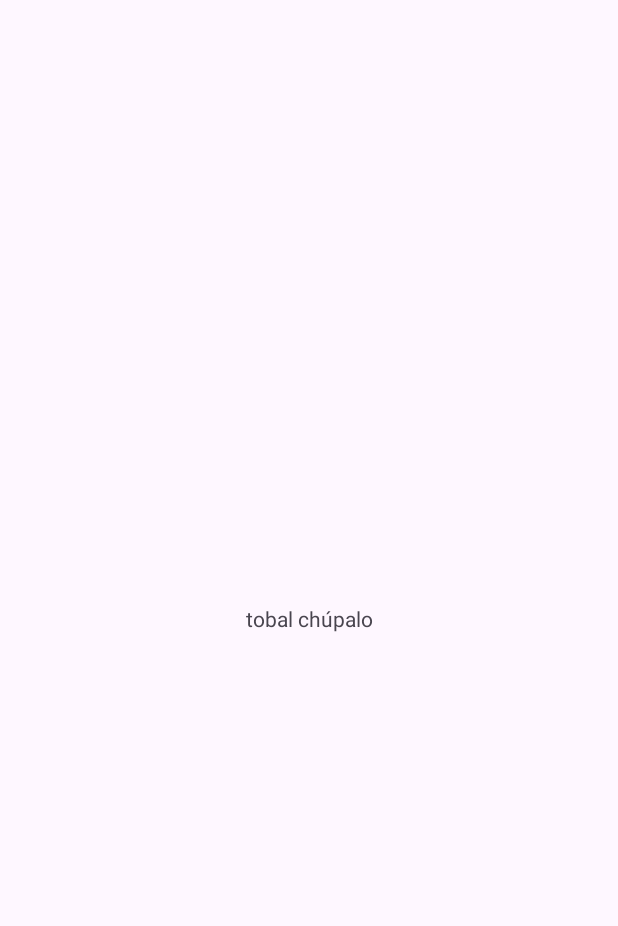
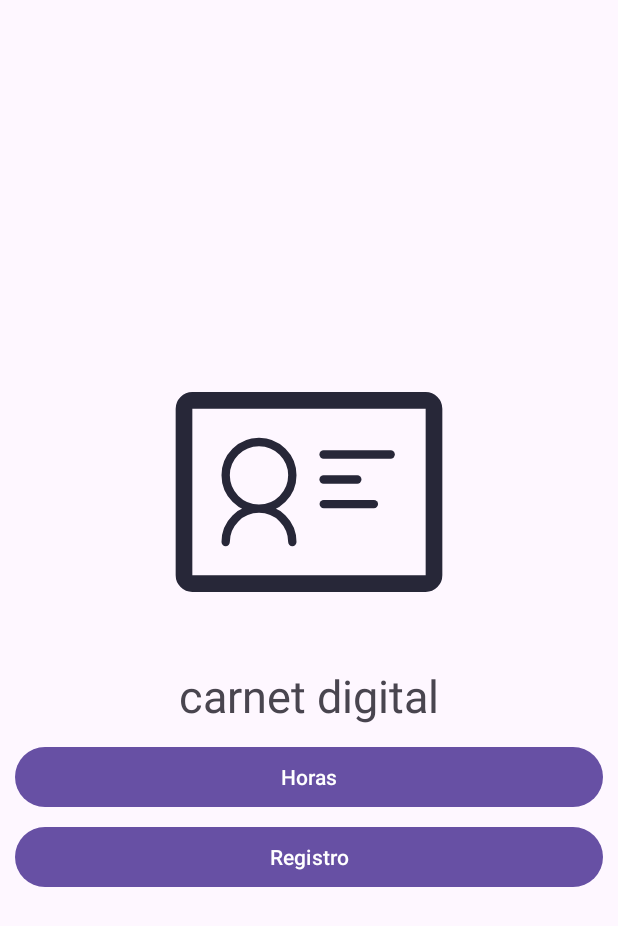
Before and after one commit to Cristobal2312/carnet_digital, an Android app: the screen it shows after launch (MainActivity before the commit, menu_principal after it), on a phone screen of 412 x 824 dp. Before the commit the part shown is almost empty. Shown: the top 926 px of the screen. Run offline under Robolectric (Android 15) with nearby library versions, the phone set to English and light mode, and no system bars; our stand-ins replace Firebase (no records; nobody signed in at launch, a user with empty details on screens opened directly).

Commit message:
nueva version

```diff
--- /dev/null
+++ b/app/src/main/java/com/example/carnetdigital/MainActivity.java
@@ -0,0 +1,48 @@
+package com.example.carnetdigital;
+
+
+
+import androidx.appcompat.app.AppCompatActivity;
+
+import android.content.Intent;
+import android.os.Handler;
+import android.os.Bundle;
+
+
+import com.google.firebase.auth.FirebaseAuth;
+import com.google.firebase.auth.FirebaseUser;
+
+public class MainActivity extends AppCompatActivity {
+
+    FirebaseAuth firebaseAuth;
+
+    @Override
+    protected void onCreate(Bundle savedInstanceState) {
+        super.onCreate(savedInstanceState);
+        setContentView(R.layout.activity_main);
+
+        firebaseAuth = FirebaseAuth.getInstance();
+        int tiempo = 3000;
+        new Handler().postDelayed(new Runnable() {
+            @Override
+            public void run() {
+                /*startActivity(new Intent(PantallaDeCarga.this,MainActivity.class));
+                finish();*/
+                VerificacionUsuario();
+            }
+        }, tiempo);
+
+
+    } private void VerificacionUsuario(){
+        FirebaseUser firebaseUser = firebaseAuth.getCurrentUser();
+        if(firebaseUser == null){
+            startActivity(new Intent(MainActivity.this, menu_principal.class));
+            finish();
+        }else{
+            startActivity(new Intent(MainActivity.this, menu_principal.class));
+            finish();
+        }
+
+    }
+
+}
--- a/app/src/main/java/com/example/carnetdigital/MainActivity.kt
+++ /dev/null
@@ -1,11 +0,0 @@
-package com.example.carnetdigital
-
-import androidx.appcompat.app.AppCompatActivity
-import android.os.Bundle
-
-class MainActivity : AppCompatActivity() {
-    override fun onCreate(savedInstanceState: Bundle?) {
-        super.onCreate(savedInstanceState)
-        setContentView(R.layout.activity_main)
-    }
-}
--- a/app/src/main/java/com/example/carnetdigital/menu_principal.java
+++ b/app/src/main/java/com/example/carnetdigital/menu_principal.java
@@ -1,14 +1,41 @@
 package com.example.carnetdigital;
 
 import androidx.appcompat.app.AppCompatActivity;
+import android.content.Intent;
+import android.os.Bundle;
+import android.view.View;
+import android.widget.Button;
 
-import android.os.Bundle;
+
 
 public class menu_principal extends AppCompatActivity {
+
+    Button Btn_Horas, Btn_Registro;
 
     @Override
     protected void onCreate(Bundle savedInstanceState) {
         super.onCreate(savedInstanceState);
         setContentView(R.layout.activity_menu_principal);
+
+        Btn_Horas = findViewById(R.id.Btn_Horas);
+        Btn_Registro = findViewById(R.id.Btn_Registro);
+
+        Btn_Horas.setOnClickListener(new View.OnClickListener() {
+            @Override
+            public void onClick(View view) {
+                // Iniciar la actividad de siguiente hora
+                Intent intent = new Intent(menu_principal.this, Sisguiente_hora.class);
+                startActivity(intent);
+            }
+        });
+
+        Btn_Registro.setOnClickListener(new View.OnClickListener() {
+            @Override
+            public void onClick(View view) {
+                // Iniciar la actividad de Registro
+                Intent intent = new Intent(menu_principal.this, registrado.class);
+                startActivity(intent);
+            }
+        });
     }
 }
--- a/app/src/main/res/layout/activity_main.xml
+++ b/app/src/main/res/layout/activity_main.xml
@@ -1,18 +1,34 @@
 <?xml version="1.0" encoding="utf-8"?>
-<androidx.constraintlayout.widget.ConstraintLayout xmlns:android="http://schemas.android.com/apk/res/android"
+<RelativeLayout xmlns:android="http://schemas.android.com/apk/res/android"
     xmlns:app="http://schemas.android.com/apk/res-auto"
     xmlns:tools="http://schemas.android.com/tools"
     android:layout_width="match_parent"
     android:layout_height="match_parent"
     tools:context=".MainActivity">
 
-    <TextView
-        android:layout_width="wrap_content"
-        android:layout_height="wrap_content"
-        android:text="tobal chúpalo"
-        app:layout_constraintBottom_toBottomOf="parent"
-        app:layout_constraintEnd_toEndOf="parent"
-        app:layout_constraintStart_toStartOf="parent"
-        app:layout_constraintTop_toTopOf="parent" />
+    <androidx.appcompat.widget.LinearLayoutCompat
+        android:layout_width="match_parent"
+        android:layout_height="match_parent"
+        android:orientation="vertical"
+        android:gravity="center">
 
-</androidx.constraintlayout.widget.ConstraintLayout>
+        <com.airbnb.lottie.LottieAnimationView
+            android:layout_width="200dp"
+            android:layout_height="200dp"
+            app:lottie_imageAssetsFolder="assets"
+            app:lottie_fileName="carnetDigital.json"
+            app:lottie_loop="true"
+            app:lottie_autoPlay="true"/>
+
+        <TextView
+            android:textSize="30sp"
+            android:layout_margin="15dp"
+            android:text="@string/app_name"
+            android:layout_width="wrap_content"
+            android:layout_height="wrap_content"
+            />
+
+
+    </androidx.appcompat.widget.LinearLayoutCompat>
+
+</RelativeLayout>
--- a/app/src/main/res/layout/activity_menu_principal.xml
+++ b/app/src/main/res/layout/activity_menu_principal.xml
@@ -1,9 +1,49 @@
 <?xml version="1.0" encoding="utf-8"?>
-<androidx.constraintlayout.widget.ConstraintLayout xmlns:android="http://schemas.android.com/apk/res/android"
+<RelativeLayout xmlns:android="http://schemas.android.com/apk/res/android"
     xmlns:app="http://schemas.android.com/apk/res-auto"
     xmlns:tools="http://schemas.android.com/tools"
     android:layout_width="match_parent"
     android:layout_height="match_parent"
     tools:context=".menu_principal">
 
-</androidx.constraintlayout.widget.ConstraintLayout>
+    <androidx.appcompat.widget.LinearLayoutCompat
+        android:layout_width="match_parent"
+        android:layout_height="match_parent"
+        android:orientation="vertical"
+        android:padding="10dp"
+        android:gravity="center">
+
+        <com.airbnb.lottie.LottieAnimationView
+            android:layout_width="200dp"
+            android:layout_height="200dp"
+            app:lottie_imageAssetsFolder="assets"
+            app:lottie_fileName="carnetDigital.json"
+            app:lottie_loop="true"
+            app:lottie_autoPlay="true"/>
+
+        <TextView
+            android:text="@string/app_name"
+            android:textSize="30dp"
+            android:layout_marginTop="15dp"
+            android:layout_width="wrap_content"
+            android:layout_height="wrap_content"
+            />
+        <Button
+            android:id="@+id/Btn_Horas"
+            android:text="@string/Btn_Horas"
+            android:layout_marginTop="10dp"
+            android:layout_width="match_parent"
+            android:layout_height="wrap_content"/>
+
+        <Button
+            android:id="@+id/Btn_Registro"
+            android:text="@string/Btn_Registro"
+            android:layout_marginTop="5dp"
+            android:layout_width="match_parent"
+            android:layout_height="wrap_content"/>
+
+
+
+    </androidx.appcompat.widget.LinearLayoutCompat>
+
+</RelativeLayout>
--- a/app/src/main/res/values/strings.xml
+++ b/app/src/main/res/values/strings.xml
@@ -20,4 +20,8 @@
     <string name="BtnLogeo">Ingresar</string>
     //_------------
     <string name="mapsTXT">Revisa como llegar a tu consulta aqui</string>
+
+    //-----Main Activity----
+    <string name="Btn_Horas">Horas</string>
+    <string name="Btn_Registro">Registro</string>
 </resources>
```
Also changed, not shown: app/build.gradle.kts (+17 -6 lines), app/src/main/assets/carnetDigital.json (added, +1 -0 lines), build.gradle.kts (+8 -0 lines), 1 other file.
